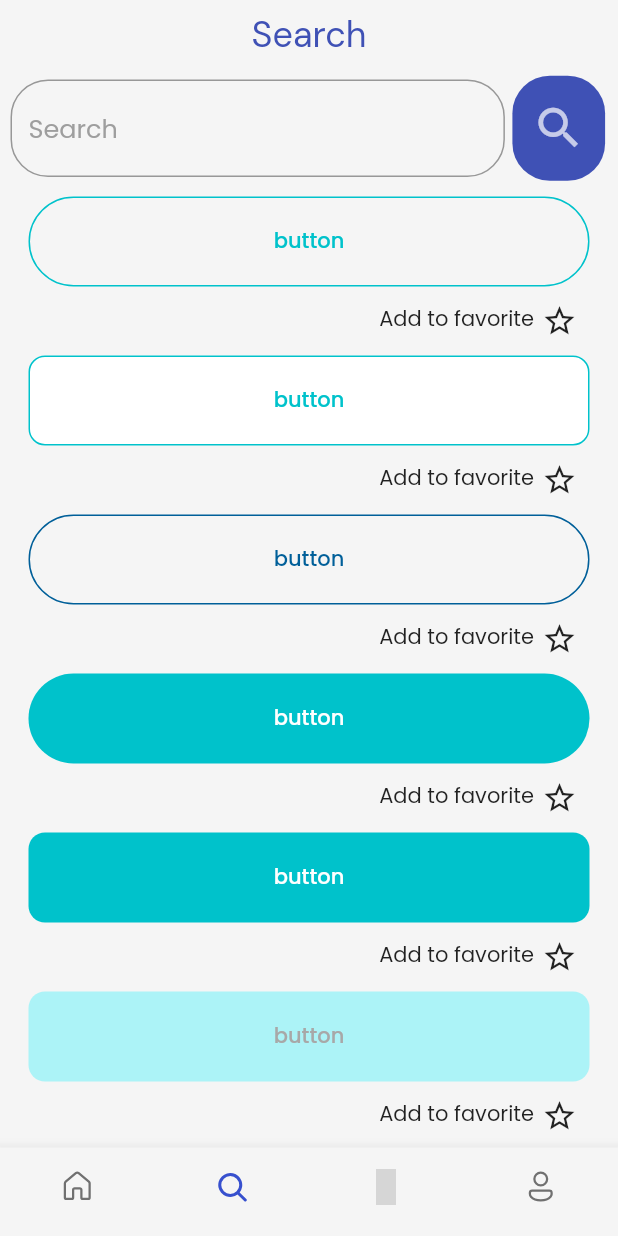
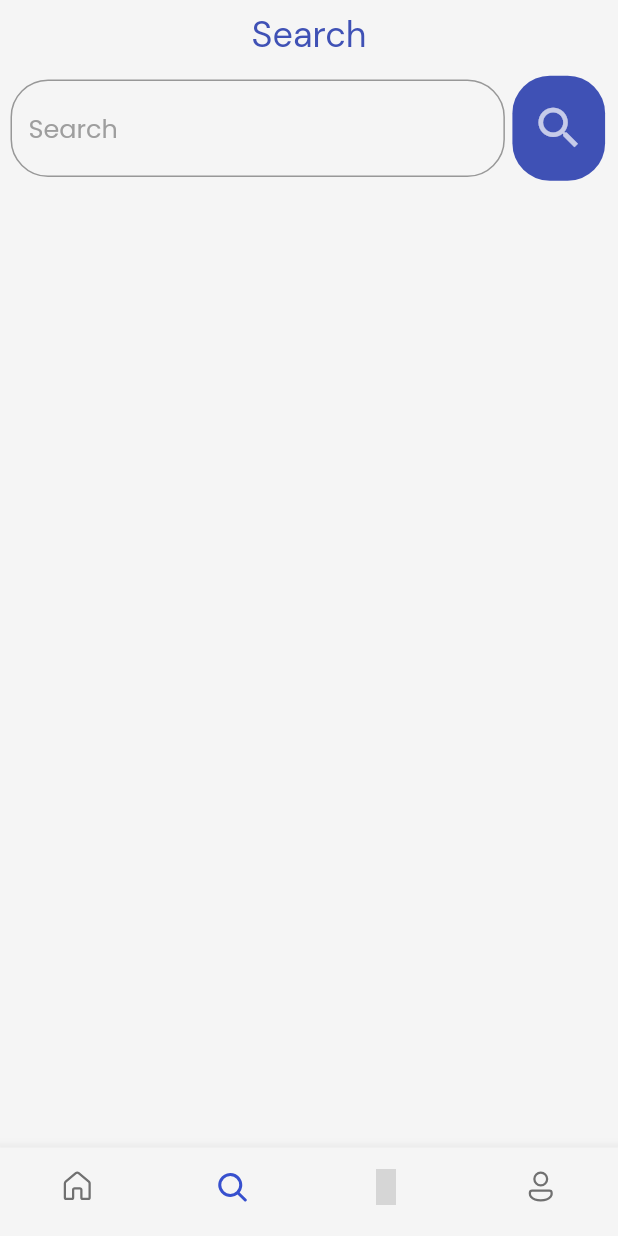
Before and after one commit to Clueless-Community/Spectrum-UI, a Flutter app: the screen it shows after launch, item 2 of the bottom bar chosen, after a tap on the "search" icon, on a phone screen of 412 x 824 dp. Run offline on Flutter 3.47's test engine with Material 2 defaults, Android fonts, the phone set to English and light mode, and no system bars; our stand-ins replace fluentui_icons, google_fonts, syncfusion_flutter_sliders; missing offline and left inert: clipboard, syncfusion_flutter_core; grey boxes are pictures that could not be loaded.

Commit message:
minor fix

```diff
--- a/lib/screens/main_app_widgets/search_page.dart
+++ b/lib/screens/main_app_widgets/search_page.dart
@@ -320,7 +320,7 @@ class SearchPage extends StatefulWidget {
 }
 
 class _SearchPageState extends State<SearchPage> {
-  TextEditingController _controller = TextEditingController();
+  final TextEditingController _controller = TextEditingController();
 
   @override
   void dispose() {
@@ -381,6 +381,9 @@ class _SearchPageState extends State<SearchPage> {
                   GestureDetector(
                     onTap: () {
                       results.clear();
+                      if (_controller.text.isEmpty) {
+                        results.clear();
+                      } else {
                         for (int i = 0; i < tags.length; i++) {
                           if (tags[i]
                               .toLowerCase()
@@ -394,6 +397,7 @@ class _SearchPageState extends State<SearchPage> {
                         setState(() {
                           results;
                         });
+                      }
                     },
                     child: Container(
                       width: MediaQuery.of(context).size.width * 0.15,
```
Lines whose indentation alone changed are shown as unchanged.
